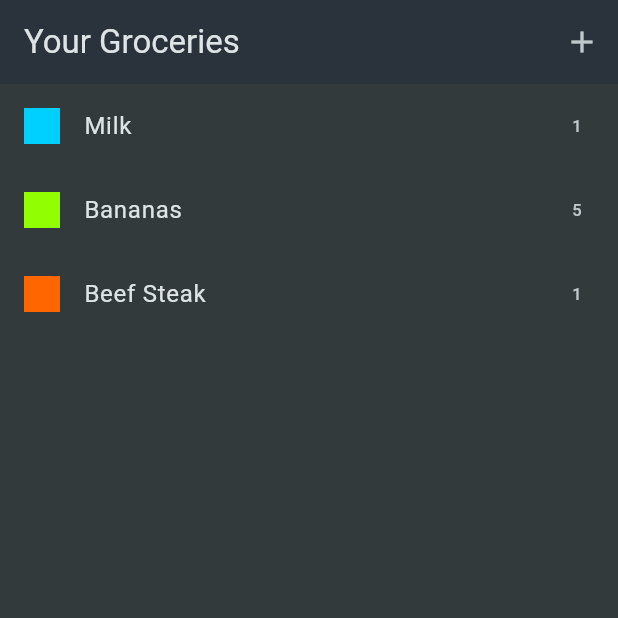
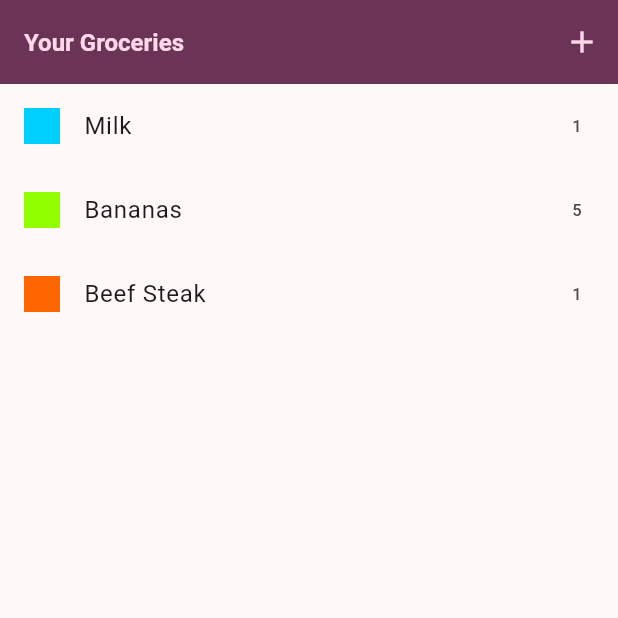
Before and after one commit to auri-gabriel/shopping_list, a Flutter app: the screen it shows after launch, on a phone screen of 412 x 824 dp, the top half of it. Run offline on Flutter 3.47's test engine with Material 3 defaults, Android fonts, the phone set to English and light mode, and no system bars.

Commit message:
feat: new theme

```diff
--- a/lib/main.dart
+++ b/lib/main.dart
@@ -1,5 +1,14 @@
 import 'package:flutter/material.dart';
 import 'package:shopping_list/widgets/grocery_list.dart';
+
+var kColorScheme = ColorScheme.fromSeed(
+  seedColor: Color.fromARGB(255, 180, 60, 140),
+);
+
+var kDarkColorScheme = ColorScheme.fromSeed(
+  brightness: Brightness.dark,
+  seedColor: Color.fromARGB(255, 180, 60, 140),
+);
 
 void main() {
   runApp(const MyApp());
@@ -13,15 +22,51 @@ class MyApp extends StatelessWidget {
   Widget build(BuildContext context) {
     return MaterialApp(
       title: 'Flutter Groceries',
-      theme: ThemeData.dark().copyWith(
-        colorScheme: ColorScheme.fromSeed(
-          seedColor: const Color.fromARGB(255, 147, 229, 250),
-          brightness: Brightness.dark,
-          surface: const Color.fromARGB(255, 42, 51, 59),
+      home: GroceryList(),
+      darkTheme: ThemeData.dark().copyWith(
+        colorScheme: kDarkColorScheme,
+        textTheme: TextTheme().copyWith(),
+        cardTheme: CardThemeData().copyWith(
+          color: kDarkColorScheme.secondaryContainer,
         ),
-        scaffoldBackgroundColor: const Color.fromARGB(255, 50, 58, 60),
+        elevatedButtonTheme: ElevatedButtonThemeData(
+          style: ElevatedButton.styleFrom(
+            backgroundColor: kDarkColorScheme.primaryContainer,
+            foregroundColor: kDarkColorScheme.onPrimaryContainer,
+            shape: ContinuousRectangleBorder(
+              borderRadius: BorderRadiusGeometry.circular(16),
+            ),
+          ),
+        ),
+        inputDecorationTheme: InputDecorationTheme().copyWith(),
       ),
-      home: GroceryList(),
+      theme: ThemeData().copyWith(
+        colorScheme: kColorScheme,
+        appBarTheme: AppBarTheme().copyWith(
+          backgroundColor: kColorScheme.onPrimaryContainer,
+          foregroundColor: kColorScheme.primaryContainer,
+        ),
+        scaffoldBackgroundColor: kColorScheme.surface,
+        cardTheme: CardThemeData().copyWith(
+          color: kColorScheme.secondaryContainer,
+        ),
+        elevatedButtonTheme: ElevatedButtonThemeData(
+          style: ElevatedButton.styleFrom(
+            backgroundColor: kColorScheme.primaryContainer,
+            shape: ContinuousRectangleBorder(
+              borderRadius: BorderRadiusGeometry.circular(16),
+            ),
+          ),
+        ),
+        textTheme: ThemeData().textTheme.copyWith(
+          titleLarge: TextStyle(
+            fontWeight: FontWeight.bold,
+            color: kColorScheme.onSecondaryContainer,
+            fontSize: 16,
+          ),
+        ),
+      ),
+      themeMode: ThemeMode.system,
     );
   }
 }
```
